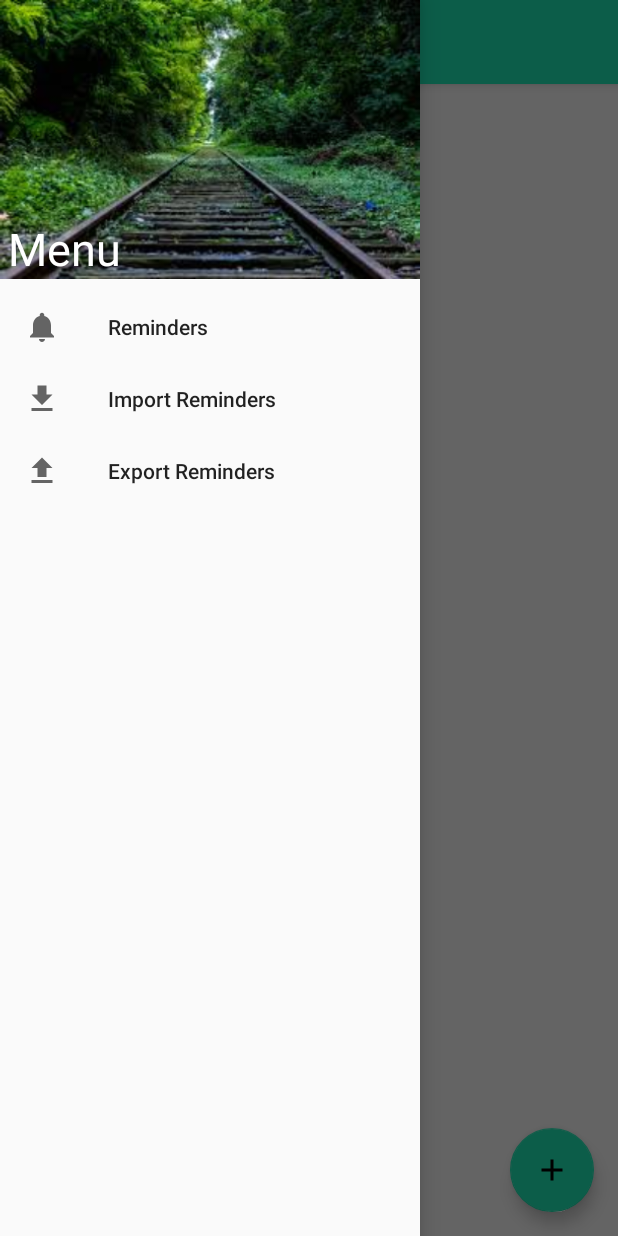
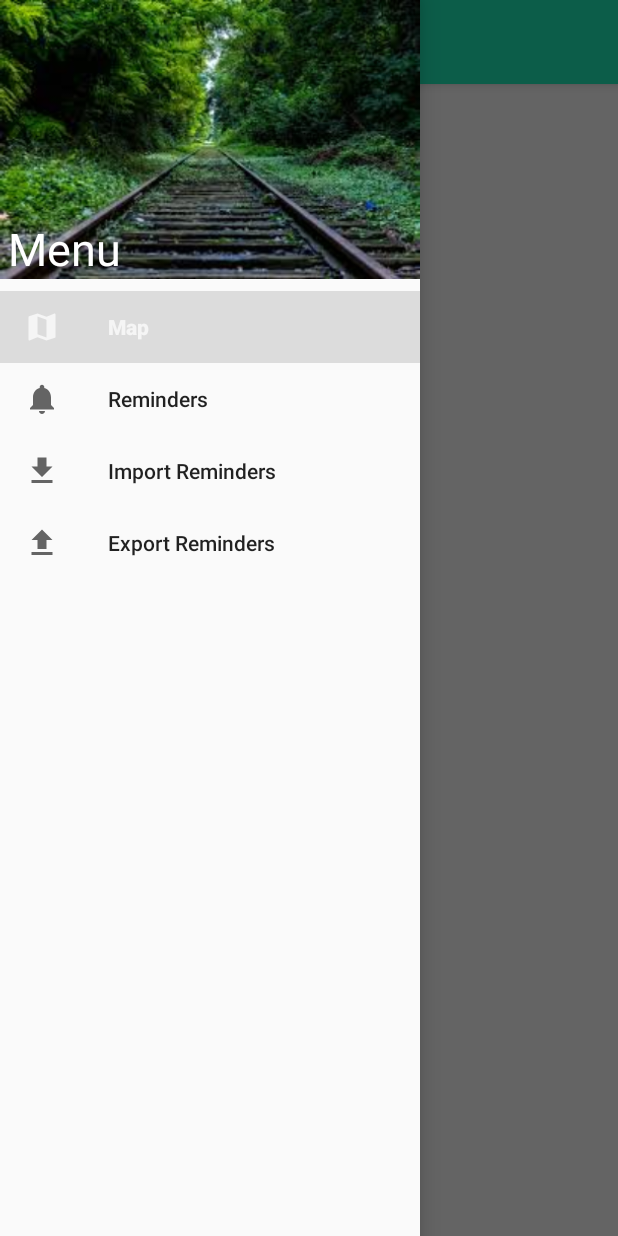
Before and after one commit to leoncho918/RemindMeHere, an Android app: the screen it shows after launch (RemindersMapsActivity before the commit, MainActivity after it), with the side drawer open, on a phone screen of 412 x 824 dp. Run offline under Robolectric (Android 15) with nearby library versions, the phone set to English and light mode, and no system bars.

Commit message:
Implemented DrawerView

```diff
--- a/app/build.gradle
+++ b/app/build.gradle
@@ -23,6 +23,7 @@ dependencies {
     implementation 'com.android.support:appcompat-v7:27.1.1'
     implementation 'com.google.android.gms:play-services-maps:15.0.1'
     implementation "com.google.android.gms:play-services-location:15.0.1"
+    implementation 'com.android.support:support-v4:27.1.1'
     testImplementation 'junit:junit:4.12'
     androidTestImplementation 'com.android.support.test:runner:1.0.2'
     androidTestImplementation 'com.android.support.test.espresso:espresso-core:3.0.2'
--- a/app/src/main/AndroidManifest.xml
+++ b/app/src/main/AndroidManifest.xml
@@ -29,7 +29,7 @@
             android:name="com.google.android.geo.API_KEY"
             android:value="@string/google_maps_key" />
 
-        <activity android:name=".activity.RemindersMapsActivity">
+        <activity android:name=".activity.MainActivity">
             <intent-filter>
                 <action android:name="android.intent.action.MAIN" />
 
@@ -44,11 +44,11 @@
         <activity
             android:name=".activity.AddReminderActivity"
             android:label="@string/title_activity_add_reminder"
-            android:parentActivityName=".activity.RemindersMapsActivity"
+            android:parentActivityName=".activity.MainActivity"
             android:theme="@style/Theme.AppCompat.Light.NoActionBar">
             <meta-data
                 android:name="android.support.PARENT_ACTIVITY"
-                android:value="com.mad.remindmehere.activity.RemindersMapsActivity" />
+                android:value="com.mad.remindmehere.activity.MainActivity" />
         </activity>
         <activity
             android:name=".activity.SelectLocationMapsActivity"
--- /dev/null
+++ b/app/src/main/java/com/mad/remindmehere/MapFragment.java
@@ -0,0 +1,20 @@
+package com.mad.remindmehere;
+
+import android.content.Context;
+import android.net.Uri;
+import android.os.Bundle;
+import android.support.annotation.NonNull;
+import android.support.annotation.Nullable;
+import android.support.v4.app.Fragment;
+import android.view.LayoutInflater;
+import android.view.View;
+import android.view.ViewGroup;
+
+public class MapFragment extends Fragment {
+
+    @Nullable
+    @Override
+    public View onCreateView(@NonNull LayoutInflater inflater, @Nullable ViewGroup container, @Nullable Bundle savedInstanceState) {
+        return super.onCreateView(inflater, container, savedInstanceState);
+    }
+}
--- /dev/null
+++ b/app/src/main/java/com/mad/remindmehere/activity/MainActivity.java
@@ -0,0 +1,101 @@
+package com.mad.remindmehere.activity;
+
+import android.location.Location;
+import android.os.Build;
+import android.os.Bundle;
+import android.support.annotation.NonNull;
+import android.support.design.widget.NavigationView;
+import android.support.v4.view.GravityCompat;
+import android.support.v4.widget.DrawerLayout;
+import android.support.v7.app.ActionBarDrawerToggle;
+import android.support.v7.app.AppCompatActivity;
+import android.view.MenuItem;
+import android.view.Window;
+import android.view.WindowManager;
+import android.support.v7.widget.Toolbar;
+
+import com.google.android.gms.location.FusedLocationProviderClient;
+import com.google.android.gms.maps.GoogleMap;
+import com.mad.remindmehere.ListFragment;
+import com.mad.remindmehere.R;
+import com.mad.remindmehere.MapFragment;
+import com.mad.remindmehere.model.Reminder;
+
+import java.util.ArrayList;
+
+public class MainActivity extends AppCompatActivity implements NavigationView.OnNavigationItemSelectedListener {
+
+    private GoogleMap mMap;
+    public static final int PERMISSIONS_REQUEST_ACCESS_FINE_LOCATION = 1;
+    public static final String TAG = "MAD";
+    public static final int MAP_ZOOM = 16;
+    public static final String LATITUDE = "com.mad.remindmehere.LATITUDE";
+    public static final String LONGITUTE = "com.mad.remindmehere.LONGITUDE";
+    public static final double DEFAULT_LAT = 37.422;
+    public static final double DEFAULT_LNG = -122.084;
+    public static final int ADD_REMINDER = 1;
+    private boolean mLocationPermissionGranted;
+    private Location mLastKnownLocation = null;
+    private FusedLocationProviderClient mFusedLocationProviderClient;
+    private DrawerLayout mDrawer;
+    private Toolbar mToolbar;
+    private NavigationView mNavView;
+    private ArrayList<Reminder> mReminders = new ArrayList<Reminder>();
+
+    private ActionBarDrawerToggle drawerToggle;
+
+    @Override
+    protected void onCreate(Bundle savedInstanceState) {
+        super.onCreate(savedInstanceState);
+        setContentView(R.layout.activity_main);
+
+        if (Build.VERSION.SDK_INT >= Build.VERSION_CODES.LOLLIPOP) {
+            Window window = getWindow();
+            window.addFlags(WindowManager.LayoutParams.FLAG_DRAWS_SYSTEM_BAR_BACKGROUNDS);
+            window.setStatusBarColor(getResources().getColor(R.color.colorPrimaryDark));
+        }
+
+        mToolbar = (Toolbar) findViewById(R.id.toolbar);
+        setSupportActionBar(mToolbar);
+
+        mDrawer = (DrawerLayout) findViewById(R.id.drawer_layout);
+        mNavView = (NavigationView) findViewById(R.id.nav_view);
+        mNavView.setNavigationItemSelectedListener(this);
+
+        ActionBarDrawerToggle toggle = new ActionBarDrawerToggle(this, mDrawer, mToolbar, R.string.navigation_drawer_open, R.string.navigation_drawer_close);
+
+        mDrawer.addDrawerListener(toggle);
+        toggle.syncState();
+
+        if (savedInstanceState == null) {
+            getSupportFragmentManager().beginTransaction().replace(R.id.fragment, new MapFragment()).commit();
+            mNavView.setCheckedItem(R.id.nav_map);
+        }
+    }
+
+    @Override
+    public boolean onNavigationItemSelected(@NonNull MenuItem item) {
+        switch (item.getItemId()) {
+            case R.id.nav_map:
+                getSupportFragmentManager().beginTransaction().replace(R.id.fragment, new MapFragment()).commit();
+                break;
+            case R.id.nav_reminders:
+                getSupportFragmentManager().beginTransaction().replace(R.id.fragment, new ListFragment()).commit();
+                break;
+        }
+
+        mDrawer.closeDrawer(GravityCompat.START);
+
+        return true;
+    }
+
+    @Override
+    public void onBackPressed() {
+        if (mDrawer.isDrawerOpen(GravityCompat.START)) {
+            mDrawer.closeDrawer(GravityCompat.START);
+        }
+        else {
+            super.onBackPressed();
+        }
+    }
+}
--- a/app/src/main/java/com/mad/remindmehere/activity/SelectLocationMapsActivity.java
+++ b/app/src/main/java/com/mad/remindmehere/activity/SelectLocationMapsActivity.java
@@ -106,7 +106,7 @@ public class SelectLocationMapsActivity extends AppCompatActivity implements OnM
         } else {
             ActivityCompat.requestPermissions(this,
                     new String[]{android.Manifest.permission.ACCESS_FINE_LOCATION},
-                    RemindersMapsActivity.PERMISSIONS_REQUEST_ACCESS_FINE_LOCATION);
+                    MainActivity.PERMISSIONS_REQUEST_ACCESS_FINE_LOCATION);
         }
     }
 
@@ -165,12 +165,12 @@ public class SelectLocationMapsActivity extends AppCompatActivity implements OnM
             }
         }
         catch (SecurityException e) {
-            Log.e(RemindersMapsActivity.TAG, "getDeviceLocation: SecurityException: " + e.getMessage());
+            Log.e(MainActivity.TAG, "getDeviceLocation: SecurityException: " + e.getMessage());
         }
     }
 
     private void moveCamera(LatLng latLng, boolean isAnimated, boolean moveCamera) {
-        CameraUpdate cameraUpdate = CameraUpdateFactory.newLatLngZoom(latLng, RemindersMapsActivity.MAP_ZOOM);
+        CameraUpdate cameraUpdate = CameraUpdateFactory.newLatLngZoom(latLng, MainActivity.MAP_ZOOM);
         if (moveCamera) {
             if (isAnimated) {
                 mMap.animateCamera(cameraUpdate);
--- /dev/null
+++ b/app/src/main/res/layout/activity_main.xml
@@ -0,0 +1,41 @@
+<?xml version="1.0" encoding="utf-8"?>
+<android.support.v4.widget.DrawerLayout xmlns:android="http://schemas.android.com/apk/res/android"
+    xmlns:app="http://schemas.android.com/apk/res-auto"
+    android:id="@+id/drawer_layout"
+    xmlns:tools="http://schemas.android.com/tools"
+    android:layout_width="match_parent"
+    android:layout_height="match_parent"
+    android:fitsSystemWindows="true"
+    tools:context=".activity.MainActivity"
+    tools:openDrawer="start">
+
+        <LinearLayout
+            android:layout_width="match_parent"
+            android:layout_height="match_parent"
+            android:orientation="vertical">
+
+                <android.support.v7.widget.Toolbar
+                    android:layout_width="match_parent"
+                    android:layout_height="?attr/actionBarSize"
+                    android:background="@color/colorPrimary"
+                    android:id="@+id/toolbar"
+                    android:theme="@style/ThemeOverlay.AppCompat.ActionBar"
+                    app:popupTheme="@style/ThemeOverlay.AppCompat.Light"
+                    android:elevation="4dp"/>
+
+                <FrameLayout
+                    android:id="@+id/fragment"
+                    android:layout_width="match_parent"
+                    android:layout_height="match_parent"/>
+
+        </LinearLayout>
+
+        <android.support.design.widget.NavigationView
+            android:id="@+id/nav_view"
+            android:layout_width="wrap_content"
+            android:layout_height="match_parent"
+            android:layout_gravity="start"
+            app:headerLayout="@layout/nav_header"
+            app:menu="@menu/drawer_view"/>
+
+</android.support.v4.widget.DrawerLayout>
--- a/app/src/main/res/layout/activity_reminders_maps.xml
+++ /dev/null
@@ -1,65 +0,0 @@
-<?xml version="1.0" encoding="utf-8"?>
-<android.support.v4.widget.DrawerLayout xmlns:android="http://schemas.android.com/apk/res/android"
-    android:id="@+id/drawer_layout"
-    xmlns:tools="http://schemas.android.com/tools"
-    android:layout_width="match_parent"
-    android:layout_height="match_parent"
-    xmlns:app="http://schemas.android.com/apk/res-auto">
-        <FrameLayout
-            android:id="@+id/content_frame"
-            android:layout_width="match_parent"
-            android:layout_height="match_parent">
-                <android.support.constraint.ConstraintLayout
-                    android:layout_width="match_parent"
-                    android:layout_height="match_parent">
-
-                    <android.support.v7.widget.Toolbar
-                        android:id="@+id/toolbar"
-                        android:layout_width="match_parent"
-                        android:layout_height="?attr/actionBarSize"
-                        android:background="@color/colorPrimary"
-                        android:elevation="4dp"
-                        android:theme="@style/ThemeOverlay.AppCompat.ActionBar"/>
-
-                    <fragment xmlns:android="http://schemas.android.com/apk/res/android"
-                        xmlns:tools="http://schemas.android.com/tools"
-                        android:id="@+id/map"
-                        android:name="com.google.android.gms.maps.SupportMapFragment"
-                        android:layout_width="match_parent"
-                        android:layout_height="match_parent"
-                        tools:context=".activity.RemindersMapsActivity"/>
-
-                    <android.support.design.widget.FloatingActionButton
-                        android:id="@+id/myLocation_fab"
-                        android:layout_width="wrap_content"
-                        android:layout_height="wrap_content"
-                        android:layout_margin="@dimen/fab_margin"
-                        android:onClick="myLocation"
-                        android:src="@drawable/ic_my_location"
-                        app:backgroundTint="@color/colorPrimary"
-                        app:layout_constraintBottom_toBottomOf="parent"
-                        app:layout_constraintStart_toStartOf="parent"
-                        app:rippleColor="@color/colorPrimaryDark" />
-
-                    <android.support.design.widget.FloatingActionButton
-                        android:id="@+id/addReminder_fab"
-                        android:layout_width="wrap_content"
-                        android:layout_height="wrap_content"
-                        android:layout_margin="@dimen/fab_margin"
-                        android:onClick="addReminder"
-                        android:src="@drawable/ic_add"
-                        app:backgroundTint="@color/colorPrimary"
-                        app:layout_constraintBottom_toBottomOf="parent"
-                        app:layout_constraintEnd_toEndOf="parent"
-                        app:rippleColor="@color/colorPrimaryDark" />
-                </android.support.constraint.ConstraintLayout>
-        </FrameLayout>
-        <android.support.design.widget.NavigationView
-            android:id="@+id/nav_view"
-            android:layout_width="wrap_content"
-            android:layout_height="match_parent"
-            android:layout_gravity="start"
-            android:fitsSystemWindows="true"
-            app:menu="@menu/drawer_view"
-            app:headerLayout="@layout/nav_header"/>
-</android.support.v4.widget.DrawerLayout>
--- a/app/src/main/res/menu/drawer_view.xml
+++ b/app/src/main/res/menu/drawer_view.xml
@@ -1,6 +1,12 @@
 <?xml version="1.0" encoding="utf-8"?>
-<menu xmlns:android="http://schemas.android.com/apk/res/android" >
+<menu xmlns:android="http://schemas.android.com/apk/res/android"
+    xmlns:tools="http://schemas.android.com/tools"
+    tools:showIn="navigation_view">
     <group android:checkableBehavior="single">
+        <item
+            android:id="@+id/nav_map"
+            android:icon="@drawable/ic_map"
+            android:title="@string/menu_map" />
         <item
             android:id="@+id/nav_reminders"
             android:icon="@drawable/ic_reminders"
--- a/app/src/main/res/values/strings.xml
+++ b/app/src/main/res/values/strings.xml
@@ -6,6 +6,7 @@
     <string name="dialog_allow">Allow</string>
     <string name="dialog_deny">Deny</string>
     <string name="toast_location_unavailable">Unable to get current location</string>
+    <string name="menu_map">Map</string>
     <string name="menu_reminders">Reminders</string>
     <string name="menu_import">Import Reminders</string>
     <string name="menu_export">Export Reminders</string>
@@ -21,4 +22,9 @@
     <string name="dismiss_btn">Dismiss</string>
     <string name="toast_marker">Long press on the map to place a marker</string>
     <string name="title_activity_reminders_list">Reminders</string>
+    <string name="navigation_drawer_open">Open navigation drawer</string>
+    <string name="navigation_drawer_close">Close navigation drawer</string>
+
+    <!-- TODO: Remove or change this placeholder text -->
+    <string name="hello_blank_fragment">Hello blank fragment</string>
 </resources>
--- a/app/src/main/res/values/styles.xml
+++ b/app/src/main/res/values/styles.xml
@@ -1,7 +1,7 @@
 <resources>
 
     <!-- Base application theme. -->
-    <style name="AppTheme" parent="Theme.AppCompat.Light.DarkActionBar">
+    <style name="AppTheme" parent="Theme.AppCompat.Light">
         <!-- Customize your theme here. -->
         <item name="colorPrimary">@color/colorPrimary</item>
         <item name="colorPrimaryDark">@color/colorPrimaryDark</item>
```
Also changed, not shown: app/src/main/java/com/mad/remindmehere/ListFragment.java (added, +20 -0 lines), app/src/main/java/com/mad/remindmehere/activity/AddReminderActivity.java (+6 -7 lines), app/src/main/java/com/mad/remindmehere/activity/RemindersListActivity.java (+1 -6 lines), app/src/main/java/com/mad/remindmehere/activity/RemindersMapsActivity.java (deleted, +0 -298 lines), app/src/main/res/layout/fragment_reminders_list.xml (added, +27 -0 lines), app/src/main/res/layout/fragment_reminders_map.xml (added, +40 -0 lines), app/src/main/res/layout/toolbar.xml (added, +12 -0 lines), app/src/main/res/values-v21/styles.xml (added, +9 -0 lines).
